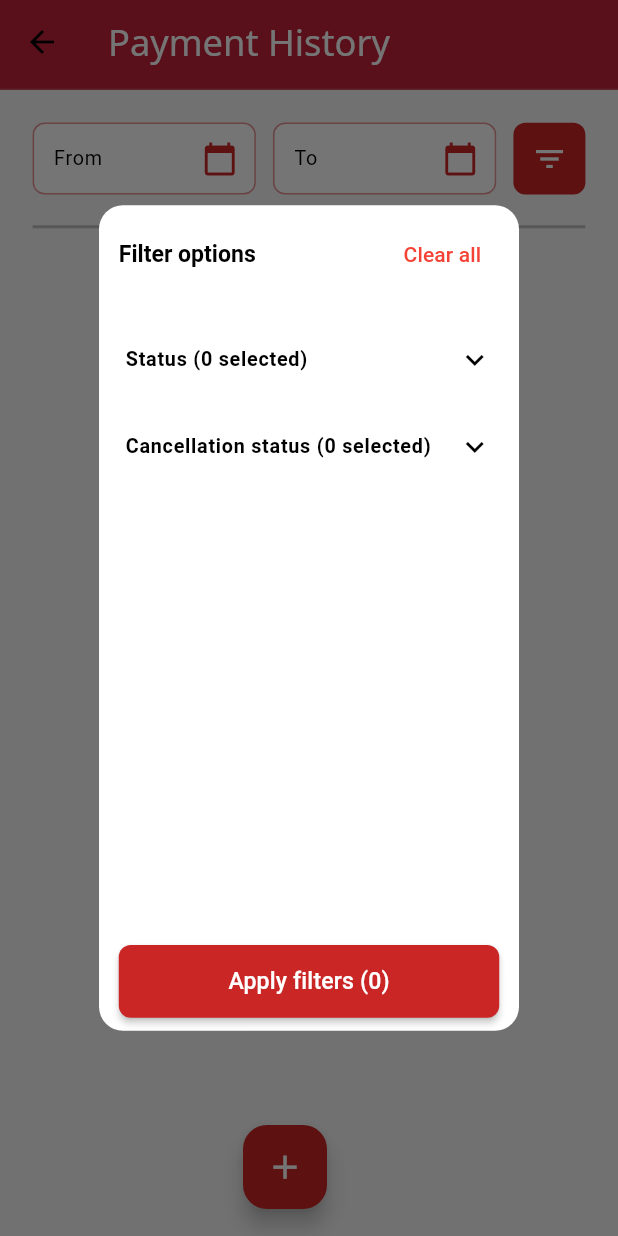
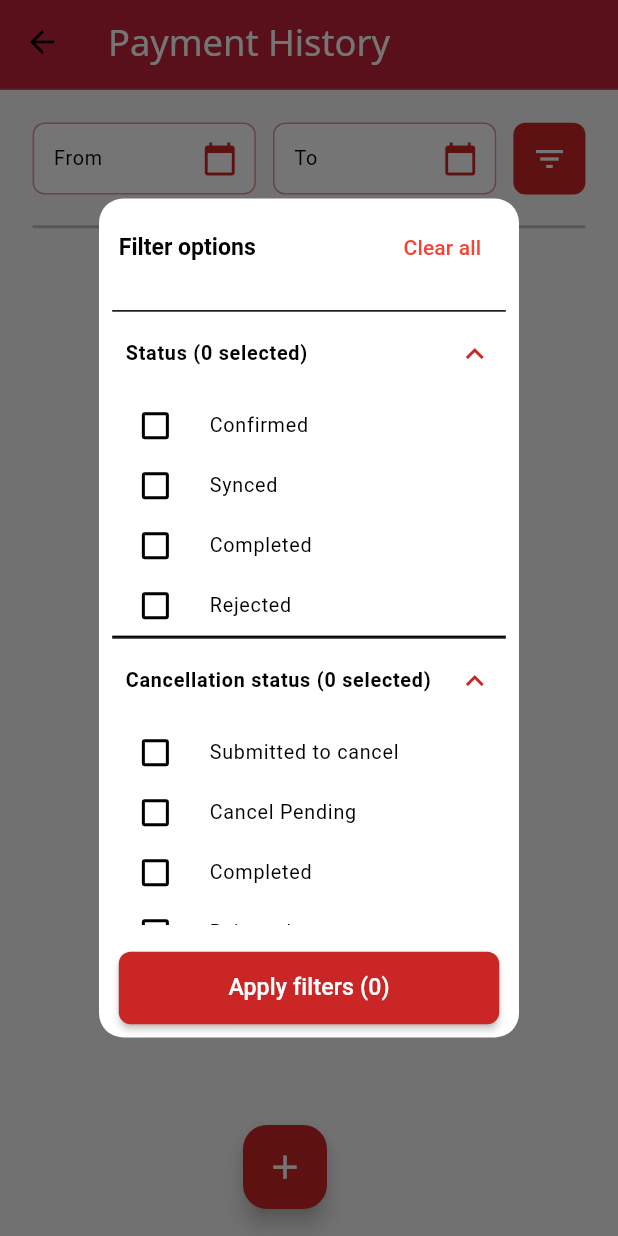
Before and after one commit to IzatKhaleeli/payment_app, a Flutter app: the PaymentHistoryScreen screen opened directly, after a tap on the "filter list" icon, on a phone screen of 412 x 824 dp. Run offline on Flutter 3.47's test engine with Material 3 defaults, Android fonts, the phone set to English and light mode, and no system bars; our stand-ins replace connectivity_plus, flutter_screenutil, flutter_secure_storage, flutter_spinkit, font_awesome_flutter, local_auth and 5 more; missing offline and left inert: blue_thermal_printer, esc_pos_utils, flutter_jailbreak_detection, flutter_pdfview, mutex, number_to_word_arabic and 2 more; accounts and stored records are empty.

Commit message:
improve the filter options

```diff
--- a/lib/Screens/payment_history/widgets/filter_dialog.dart
+++ b/lib/Screens/payment_history/widgets/filter_dialog.dart
@@ -43,6 +43,7 @@ void showFilterDialog({
             required String Function(T) getLabel,
           }) {
             return ExpansionTile(
+              initiallyExpanded: true,
               tilePadding: EdgeInsets.symmetric(horizontal: 8 * scale),
               title: Text(
                 "$title (${selected.length} ${localizationService.getLocalizedString('selected')})",
@@ -51,7 +52,7 @@ void showFilterDialog({
               ),
               children: items.map((item) {
                 return CheckboxListTile(
-                  contentPadding: EdgeInsets.symmetric(horizontal: 12 * scale),
+                  contentPadding: EdgeInsets.symmetric(horizontal: 8 * scale),
                   title: Text(
                     getLabel(item),
                     style: TextStyle(color: Colors.black, fontSize: 12 * scale),
@@ -59,6 +60,8 @@ void showFilterDialog({
                   value: selected.contains(item),
                   activeColor: AppColors.primaryRed,
                   controlAffinity: ListTileControlAffinity.leading,
+                  visualDensity:
+                      const VisualDensity(horizontal: 0, vertical: -4),
                   onChanged: (bool? value) {
                     setState(() {
                       if (value == true) {
@@ -87,7 +90,7 @@ void showFilterDialog({
                     maxHeight: maxDialogHeight,
                   ),
                   child: AlertDialog(
-                    insetPadding: EdgeInsets.all(12 * scale),
+                    insetPadding: EdgeInsets.all(8 * scale),
                     contentPadding: EdgeInsets.all(8 * scale),
                     titlePadding: EdgeInsets.symmetric(
                         horizontal: 12 * scale, vertical: 8 * scale),
@@ -124,7 +127,7 @@ void showFilterDialog({
                       ],
                     ),
                     content: SizedBox(
-                      height: maxDialogHeight * 0.75,
+                      height: maxDialogHeight * 0.76,
                       child: SingleChildScrollView(
                         child: Column(
                           mainAxisSize: MainAxisSize.min,
```
Also changed, not shown: lib/Screens/preview_test.dart (deleted, +0 -30 lines).
